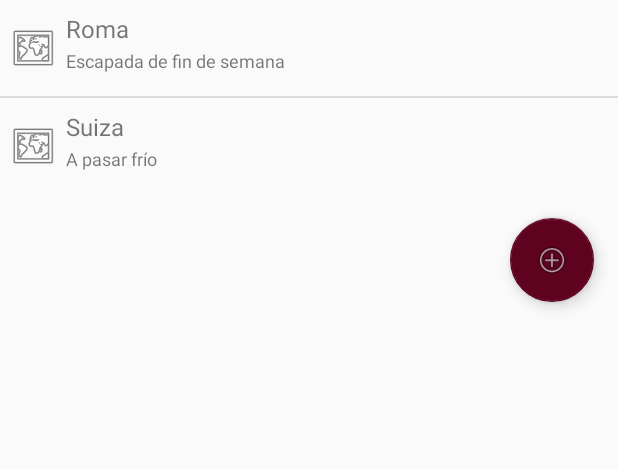
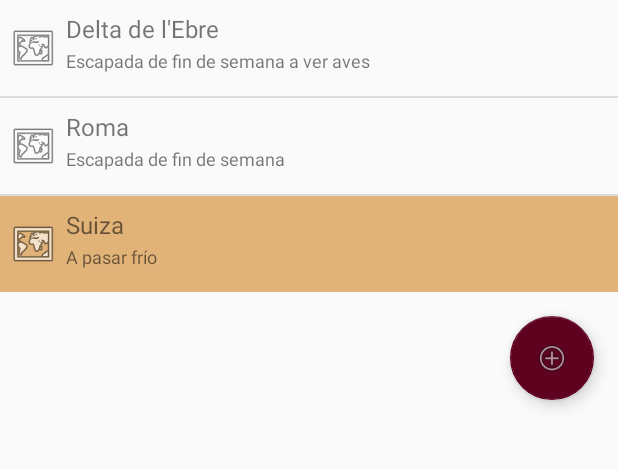
Before and after one commit to patanegra7/MarcoPolo, an Android app: the SettingsActivity screen opened directly, with no data from a screen before it, in the options menu, after a tap on "Settings", on a phone screen of 412 x 824 dp, the part 84-553 px from its top. Run offline under Robolectric (Android 15) with nearby library versions, the phone set to English and light mode, and no system bars; libraries missing offline, so code that uses them is left out: nl.qbusict.cupboard; 1 statement that could not run was skipped.

Commit message:
Active trip lifecycle complete

```diff
--- a/app/src/main/AndroidManifest.xml
+++ b/app/src/main/AndroidManifest.xml
@@ -3,6 +3,7 @@
     package="cat.dme.smart.marcopolo">
 
     <application
+        android:name=".model.global.MarcoPoloApplication"
         android:allowBackup="true"
         android:icon="@mipmap/ic_launcher"
         android:label="@string/app_name"
@@ -19,7 +20,7 @@
         <activity android:name=".SummaryActivity" />
         <activity android:name=".ExportActivity" />
         <activity android:name=".CreditsActivity" />
-        <activity android:name=".SettingsActivity" />
+        <activity android:name=".SettingsActivity" android:launchMode="singleTask"/>
         <activity android:name=".TripActivity"></activity>
     </application>
 
--- a/app/src/main/java/cat/dme/smart/marcopolo/BaseMenuActivity.java
+++ b/app/src/main/java/cat/dme/smart/marcopolo/BaseMenuActivity.java
@@ -7,11 +7,19 @@ import android.support.v7.widget.Toolbar;
 import android.view.Menu;
 import android.view.MenuItem;
 
+import cat.dme.smart.marcopolo.model.Trip;
+import cat.dme.smart.marcopolo.model.global.MarcoPoloApplication;
+
 /**
- * Created by dmolina on 10/02/17.
+ * Base activity with common main menu.
+ *
+ * Created by VIddA Software - DME Creaciones.
  */
+public abstract class BaseMenuActivity extends AppCompatActivity {
 
-public abstract class BaseMenuActivity extends AppCompatActivity {
+    protected MarcoPoloApplication getMyApplication() {
+        return (MarcoPoloApplication)this.getApplication();
+    }
 
     protected void configureToolbar() {
         Toolbar toolbar = (Toolbar) findViewById(R.id.toolbar);
@@ -38,6 +46,7 @@ public abstract class BaseMenuActivity extends AppCompatActivity {
                 return(true);
             case R.id.settings:
                 intent = new Intent(this, SettingsActivity.class);
+                //intent.putExtra(this.getString(R.string.global_current_trip_id), this.getMyApplication().getCurrentTripId());
                 startActivity(intent);
                 return(true);
             case R.id.export:
--- a/app/src/main/java/cat/dme/smart/marcopolo/CreditsActivity.java
+++ b/app/src/main/java/cat/dme/smart/marcopolo/CreditsActivity.java
@@ -7,7 +7,9 @@ import android.widget.ListView;
 import android.widget.TextView;
 
 /**
- * Created by str_dme on 25/07/14.
+ * Activity that shows credits.
+ *
+ * Created by VIddA Software - DME Creaciones.
  */
 public class CreditsActivity extends BaseMenuActivity {
     @Override
@@ -20,7 +22,7 @@ public class CreditsActivity extends BaseMenuActivity {
         String versionName = BuildConfig.VERSION_NAME;
 
         TextView tvVersion = (TextView) findViewById(R.id.textVersion);
-        tvVersion.setText(versionName);
+        tvVersion.setText(this.getString(R.string.app_name) + " " + versionName);
 
     }
 }
--- a/app/src/main/java/cat/dme/smart/marcopolo/SettingsActivity.java
+++ b/app/src/main/java/cat/dme/smart/marcopolo/SettingsActivity.java
@@ -16,30 +16,34 @@ import cat.dme.smart.marcopolo.list.TripArrayAdapter;
 import cat.dme.smart.marcopolo.model.Trip;
 
 /**
- * Created by str_dme on 25/07/14.
+ * Activity that shows a list of trips, to configure them and to select witch one is the active.
+ *
+ * Created by VIddA Software - DME Creaciones.
  */
 public class SettingsActivity extends BaseMenuActivity {
 
     ListView listView;
     TripDao tripDao;
 
-
     @Override
     protected void onCreate(Bundle savedInstanceState) {
         super.onCreate(savedInstanceState);
         setContentView(R.layout.activity_settings);
         this.configureToolbar();
+    }
+
+    @Override
+    protected void onResume() {
+        super.onResume();
+        //Long currentTripId = (Long)this.getIntent().getSerializableExtra(this.getString(R.string.global_current_trip_id));
+        Long currentTripId = this.getMyApplication().getCurrentTripId();
+        tripDao = TripDaoImpl.getInstance();
 
         // Get ListView object from xml
         listView = (ListView) findViewById(R.id.list);
 
-        tripDao = new TripDaoImpl();
-
-        ArrayAdapter<Trip> adapter = new TripArrayAdapter(this, tripDao.getAll());
-
+        ArrayAdapter<Trip> adapter = new TripArrayAdapter(this, tripDao.getAll(), currentTripId);
         listView.setAdapter(adapter);
-
-
         listView.setOnItemClickListener(new AdapterView.OnItemClickListener() {
 
             @Override
@@ -50,12 +54,14 @@ public class SettingsActivity extends BaseMenuActivity {
                 // ListView Clicked item value
                 Trip itemValue = (Trip) listView.getItemAtPosition(position);
                 // Show Alert
-                Snackbar.make(view, "Position :" + itemPosition + "  ListItem : " + itemValue, Snackbar.LENGTH_LONG)
-                        .setAction("Action", null).show();
+                //Snackbar.make(view, "Position :" + itemPosition + "  ListItem : " + itemValue, Snackbar.LENGTH_LONG).setAction("Action", null).show();
+
+                Intent intent = new Intent(view.getContext(),TripActivity.class);
+                intent.putExtra(view.getContext().getString(R.string.global_current_trip), itemValue);
+                startActivity(intent);
             }
 
         });
-
 
         FloatingActionButton fab = (FloatingActionButton) findViewById(R.id.fab);
         fab.setOnClickListener(new View.OnClickListener() {
--- a/app/src/main/java/cat/dme/smart/marcopolo/TripActivity.java
+++ b/app/src/main/java/cat/dme/smart/marcopolo/TripActivity.java
@@ -2,12 +2,51 @@ package cat.dme.smart.marcopolo;
 
 import android.support.v7.app.AppCompatActivity;
 import android.os.Bundle;
+import android.widget.TextView;
 
-public class TripActivity extends AppCompatActivity {
+import cat.dme.smart.marcopolo.dao.impl.TripDaoImpl;
+import cat.dme.smart.marcopolo.model.Trip;
+
+/**
+ * Activity to manage a trip configuration. It delegates in different fragments: currency, concepts, pay method, ...
+ *
+ * Created by VIddA Software - DME Creaciones.
+ */
+public class TripActivity extends BaseMenuActivity {
 
     @Override
     protected void onCreate(Bundle savedInstanceState) {
         super.onCreate(savedInstanceState);
         setContentView(R.layout.activity_trip);
+        this.configureToolbar();
+
+        Trip currentTrip = (Trip) this.getIntent().getSerializableExtra(this.getString(R.string.global_current_trip));
+        this.getMyApplication().setCurrentTripId(currentTrip.get_id());
     }
+
+    @Override
+    protected void onResume() {
+        super.onResume();
+        //Load currentTripId
+        Long currentTripId = this.getMyApplication().getCurrentTripId();
+
+        String destination;
+        String description;
+        if(currentTripId>0) {
+            Trip currentTrip = TripDaoImpl.getInstance().get(currentTripId);
+            destination = currentTrip.getDestination();
+            description = currentTrip.getDescription();
+        } else {
+            destination = this.getString(R.string.main_not_destination);
+            description = "";
+        }
+
+        TextView tvCurrentTripDestination = (TextView) findViewById(R.id.current_trip_destination);
+        tvCurrentTripDestination.setText(destination);
+
+        TextView tvCurrentTripDescription = (TextView) findViewById(R.id.current_trip_description);
+        tvCurrentTripDescription.setText(description);
+
+    }
+
 }
--- a/app/src/main/java/cat/dme/smart/marcopolo/contants/TripStatus.java
+++ b/app/src/main/java/cat/dme/smart/marcopolo/contants/TripStatus.java
@@ -6,5 +6,6 @@ package cat.dme.smart.marcopolo.contants;
 
 public enum TripStatus {
     LIVE,
-    ENDED;
+    COMING_SOON,
+    FINISH;
 }
--- a/app/src/main/java/cat/dme/smart/marcopolo/dao/impl/TripDaoImpl.java
+++ b/app/src/main/java/cat/dme/smart/marcopolo/dao/impl/TripDaoImpl.java
@@ -13,27 +13,61 @@ import nl.qbusict.cupboard.CupboardFactory;
  * Created by dmolina on 11/02/17.
  */
 public class TripDaoImpl implements TripDao {
+
+    /**
+     * Default constructor. Singleton implementation.
+     */
+    private TripDaoImpl() {
+        super();
+    }
+
+    /**
+     * Singleton instance.
+     */
+    private static TripDao instance;
+
+    /**
+     * Singgleton implementation.
+     *
+     * @return an instance of {@link TripDaoImpl}.
+     */
+    public static TripDao getInstance() {
+        if(instance==null) {
+            instance = new TripDaoImpl();
+        }
+        return instance;
+    }
+
     @Override
     public List<Trip> getAll() {
         Trip trip = new Trip();
         trip.set_id(new Long(1));
-        trip.setDestination("Roma");
-        trip.setDescription("Escapada de fin de semana");
+        trip.setDestination("Delta de l'Ebre");
+        trip.setDescription("Escapada de fin de semana a ver aves");
         trip.setEndDate(new Date());
         trip.setStartDate(new Date());
-        trip.setStatus(TripStatus.LIVE);
+        trip.setStatus(TripStatus.FINISH);
 
         Trip trip2 = new Trip();
         trip2.set_id(new Long(2));
-        trip2.setDestination("Suiza");
-        trip2.setDescription("A pasar frío");
+        trip2.setDestination("Roma");
+        trip2.setDescription("Escapada de fin de semana");
         trip2.setEndDate(new Date());
         trip2.setStartDate(new Date());
         trip2.setStatus(TripStatus.LIVE);
 
+        Trip trip3 = new Trip();
+        trip3.set_id(new Long(3));
+        trip3.setDestination("Suiza");
+        trip3.setDescription("A pasar frío");
+        trip3.setEndDate(new Date());
+        trip3.setStartDate(new Date());
+        trip3.setStatus(TripStatus.COMING_SOON);
+
         List<Trip> trips = new ArrayList<>();
         trips.add(trip);
         trips.add(trip2);
+        trips.add(trip3);
 
 /*        // Get the cursor for this query
         Cursor bunnies = cupboard().withDatabase(db).query(Bunny.class).getCursor();
@@ -53,7 +87,36 @@ public class TripDaoImpl implements TripDao {
 
     @Override
     public Trip get(Long id) {
-        return CupboardFactory.cupboard().withDatabase(DbHelper.getDbHelper().getReadableDatabase()).get(Trip.class, id);
+        Trip trip = new Trip();
+        trip.set_id(new Long(1));
+        trip.setDestination("Delta de l'Ebre");
+        trip.setDescription("Escapada de fin de semana a ver aves");
+        trip.setEndDate(new Date());
+        trip.setStartDate(new Date());
+        trip.setStatus(TripStatus.FINISH);
+
+        Trip trip2 = new Trip();
+        trip2.set_id(new Long(2));
+        trip2.setDestination("Roma");
+        trip2.setDescription("Escapada de fin de semana");
+        trip2.setEndDate(new Date());
+        trip2.setStartDate(new Date());
+        trip2.setStatus(TripStatus.LIVE);
+
+        Trip trip3 = new Trip();
+        trip3.set_id(new Long(3));
+        trip3.setDestination("Suiza");
+        trip3.setDescription("A pasar frío");
+        trip3.setEndDate(new Date());
+        trip3.setStartDate(new Date());
+        trip3.setStatus(TripStatus.COMING_SOON);
+
+        List<Trip> trips = new ArrayList<>();
+        trips.add(trip);
+        trips.add(trip2);
+        trips.add(trip3);
+        //return CupboardFactory.cupboard().withDatabase(DbHelper.getDbHelper().getReadableDatabase()).get(Trip.class, id);
+        return trips.get(id.intValue()-1);
     }
 // Get the first matching Bunny with name Max
  //       Bunny bunny = CupboardFactory.cupboard().withDatabase(db).query(Bunny.class).withSelection( "name = ?", "Max").get();
--- a/app/src/main/java/cat/dme/smart/marcopolo/list/TripArrayAdapter.java
+++ b/app/src/main/java/cat/dme/smart/marcopolo/list/TripArrayAdapter.java
@@ -1,6 +1,7 @@
 package cat.dme.smart.marcopolo.list;
 
 import android.content.Context;
+import android.text.Layout;
 import android.view.LayoutInflater;
 import android.view.View;
 import android.view.ViewGroup;
@@ -14,23 +15,31 @@ import cat.dme.smart.marcopolo.R;
 import cat.dme.smart.marcopolo.model.Trip;
 
 /**
- * Created by dmolina on 11/02/17.
+ * ArrayAdapter that retrieve each trip view to show in the trip list.
+ *
+ * Created by VIddA Software - DME Creaciones.
  */
+public class TripArrayAdapter extends ArrayAdapter<Trip> {
 
-public class TripArrayAdapter extends ArrayAdapter<Trip> {
+    Long currentTripId;
 
     //private final List<Trip> trips;
 
-    public TripArrayAdapter(Context context, List<Trip> trips) {
+    public TripArrayAdapter(Context context, List<Trip> trips, Long currentTripId) {
         super(context, 0, trips);
+        this.currentTripId = currentTripId;
     }
 
     @Override
     public View getView(int position, View convertView, ViewGroup parent) {
 
         Trip trip = this.getItem(position);
-        if (convertView == null) {
-            convertView = LayoutInflater.from(this.getContext()).inflate(R.layout.list_trips, parent, false);
+        convertView = LayoutInflater.from(this.getContext()).inflate(R.layout.list_trips, parent, false);
+
+        if(currentTripId!=null && currentTripId.equals(trip.get_id())) {
+            // Trip selected
+            View rowLayout = convertView.findViewById(R.id.tripRow);
+            rowLayout.setBackgroundColor(this.getContext().getResources().getColor(R.color.colorPrimaryMark));
         }
 
         TextView tvFisrtLine = (TextView) convertView.findViewById(R.id.firstLine);
--- a/app/src/main/java/cat/dme/smart/marcopolo/model/Trip.java
+++ b/app/src/main/java/cat/dme/smart/marcopolo/model/Trip.java
@@ -1,14 +1,17 @@
 package cat.dme.smart.marcopolo.model;
 
+import java.io.Serializable;
 import java.util.Date;
 
 import cat.dme.smart.marcopolo.contants.TripStatus;
 
 /**
- * Created by dmolina on 11/02/17.
+ * Trip model bean.
+ *
+ * Created by VIddA Software - DME Creaciones.
  */
+public class Trip implements Serializable {
 
-public class Trip {
     private Long _id;
     private String destination;
     private Date startDate;
--- a/app/src/main/res/layout/list_trips.xml
+++ b/app/src/main/res/layout/list_trips.xml
@@ -1,6 +1,7 @@
 <?xml version="1.0" encoding="utf-8"?>
 <RelativeLayout xmlns:android="http://schemas.android.com/apk/res/android"
     android:layout_width="fill_parent"
+    android:id="@+id/tripRow"
     android:layout_height="?android:attr/listPreferredItemHeight"
     android:padding="6dip" >
 
--- a/app/src/main/res/layout/toolbar_main.xml
+++ b/app/src/main/res/layout/toolbar_main.xml
@@ -8,6 +8,3 @@
     android:minHeight="?attr/actionBarSize"
     app:titleTextColor="@android:color/white">
 </android.support.v7.widget.Toolbar>
-
-
-    <!--app:titleTextColor="?attr/titleTextColor"-->
--- a/app/src/main/res/values/colors.xml
+++ b/app/src/main/res/values/colors.xml
@@ -1,6 +1,7 @@
 <?xml version="1.0" encoding="utf-8"?>
 <resources>
     <color name="colorPrimary">#5F021F</color>
+    <color name="colorPrimaryMark">#E1B378</color>
     <!--color name="colorPrimary">#3F51B5</color-->
     <color name="colorPrimaryDark">#303F9F</color>
     <color name="colorAccent">#5F021F</color>
--- a/app/src/main/res/values/dimens.xml
+++ b/app/src/main/res/values/dimens.xml
@@ -2,6 +2,7 @@
     <!-- Default screen margins, per the Android Design guidelines. -->
     <dimen name="activity_horizontal_margin">16dp</dimen>
     <dimen name="activity_vertical_margin">16dp</dimen>
+    <dimen name="fab_margin">16dp</dimen>
 
-    <dimen name="fab_margin">16dp</dimen>
+    <dimen name="version_font_size">18dp</dimen>
 </resources>
--- a/app/src/main/res/values/strings.xml
+++ b/app/src/main/res/values/strings.xml
@@ -1,7 +1,11 @@
 <resources>
     <string name="app_name">Marco Polo</string>
-    <string name="welcome">Wellcome travellers!</string>
-    <string name="action_settings">Settings</string>
+    <!--string name="welcome">Welcome travellers!</string>
+    <string name="action_settings">Settings</string -->
+
+    <string name="preference.file.key">cat.dme.smart.marcopolo.PREFERENCE_FILE</string>
+    <string name="global.current.trip">global.current.trip</string>
+    <string name="global.current.trip.id">global.current.trip.id</string>
 
     <string name="menu.daily">Daily</string>
     <string name="menu.summary">Summary</string>
@@ -9,6 +13,9 @@
     <string name="menu.export">Export</string>
     <string name="menu.about">About</string>
     <string name="menu.exit">Exit</string>
+
+    <string name="main.not.destination">Destination not selected</string>
+
 
     <string name="daily.date">Data</string>
     <string name="daily.type">Tipus</string>
@@ -20,4 +27,6 @@
 
     <string name="credits.text1">VIddA Software</string>
     <string name="credits.text2">D.M.E. Creaciones</string>
+
+
 </resources>
```
Also changed, not shown: app/src/main/java/cat/dme/smart/marcopolo/MainActivity.java (+39 -3 lines), app/src/main/java/cat/dme/smart/marcopolo/model/global/MarcoPoloApplication.java (added, +55 -0 lines), app/src/main/res/layout/activity_credits.xml (+5 -2 lines), app/src/main/res/layout/activity_main.xml (+7 -1 lines), app/src/main/res/layout/activity_trip.xml (+26 -0 lines).
